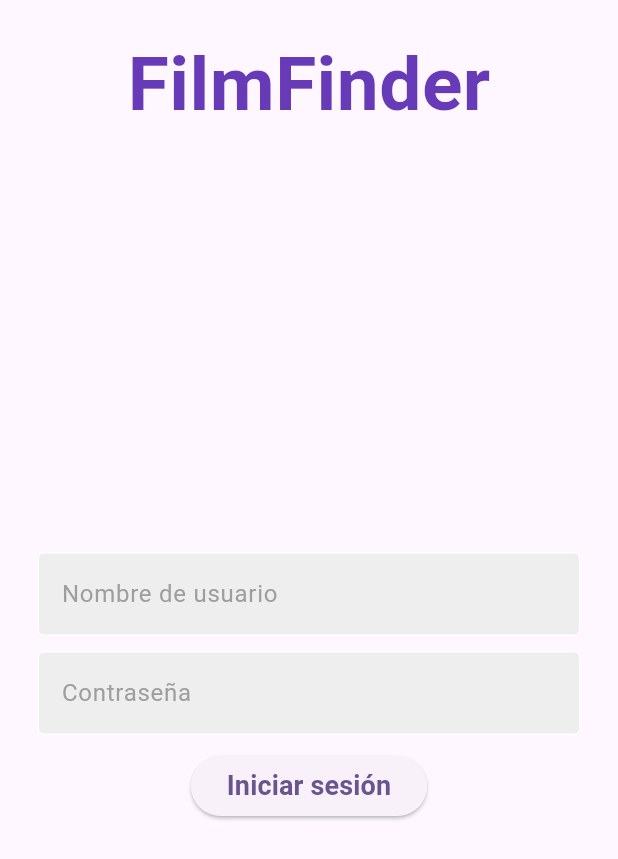
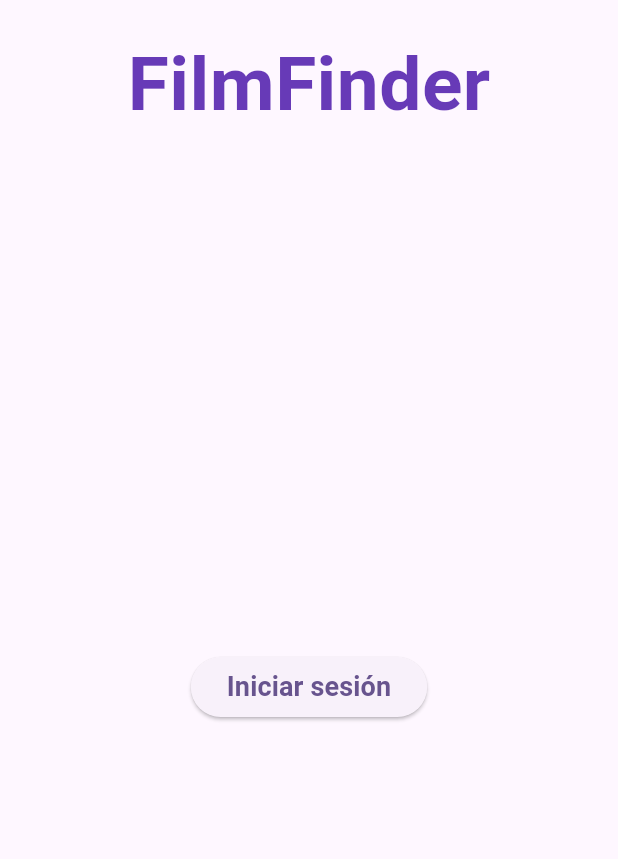
Before and after one commit to UNIZAR-30248-2024-FilmFinder/Film-Finder, a Flutter app: the screen it shows after launch, on a phone screen of 412 x 824 dp. Shown: the top 859 px of the screen. Run offline on Flutter 3.47's test engine with Material 3 defaults, Android fonts, the phone set to English and light mode, and no system bars; our stand-ins replace carousel_slider, flip_card, fluttertoast, google_nav_bar.

Commit message:
Revert "autenticacion y login (falta logout)"
This reverts commit 1e5017cdfc5990046ecafa3b26ed42b21ca772e3.

```diff
--- a/lib/pages/auth_page.dart
+++ /dev/null
@@ -1,24 +0,0 @@
-import 'package:film_finder/pages/login_screen.dart';
-import 'package:film_finder/pages/principal_screen.dart';
-import 'package:flutter/material.dart';
-import 'package:firebase_auth/firebase_auth.dart';
-
-class AuthPage extends StatelessWidget{
-  const AuthPage({super.key});
-
-  @override
-  Widget build(BuildContext context) {
-    return Scaffold(
-      body: StreamBuilder<User?>(
-        stream: FirebaseAuth.instance.authStateChanges(),
-        builder: (context, snapshot){
-          if(snapshot.hasData){
-            return PrincipalScreen();
-          } else {
-            return LogIn();
-          }
-        },
-      ),
-    );
-  }
-}
--- a/lib/pages/login_screen.dart
+++ b/lib/pages/login_screen.dart
@@ -1,21 +1,8 @@
-import 'package:film_finder/main.dart';
-import 'package:film_finder/widgets/text_field.dart';
-import 'package:firebase_auth/firebase_auth.dart';
 import 'package:flutter/material.dart';
 import 'package:film_finder/pages/principal_screen.dart';
 
 class LogIn extends StatelessWidget {
-  LogIn({super.key});
-
-  final usernameController = TextEditingController();
-  final passwordController = TextEditingController();
-
-  void signUser() async{
-    await FirebaseAuth.instance.signInWithEmailAndPassword(
-      email: usernameController.text,
-      password: passwordController.text
-    );
-  }
+  const LogIn({super.key});
 
   @override
   Widget build(BuildContext context) {
@@ -38,25 +25,14 @@ class LogIn extends StatelessWidget {
             ),
           ),
           const Spacer(),
-
-          MyTextField(
-            controller: usernameController,
-            hintText: 'Nombre de usuario',
-            obscureText: false,
-          ),
-
-          const SizedBox(height: 10),
-
-          MyTextField(
-            controller: passwordController,
-            hintText: 'Contraseña',
-            obscureText: true,
-          ),
-
-          const SizedBox(height: 10),
-
           ElevatedButton(
-            onPressed: signUser,
+            onPressed: () {
+              Navigator.push(
+                context,
+                MaterialPageRoute(
+                    builder: (context) => const PrincipalScreen()),
+              );
+            },
             child: const Text(
               'Iniciar sesión',
               style: TextStyle(
--- a/lib/widgets/text_field.dart
+++ /dev/null
@@ -1,36 +0,0 @@
-import 'package:flutter/material.dart';
-
-class MyTextField extends StatelessWidget {
-  final controller;
-  final String hintText;
-  final bool obscureText;
-
-  const MyTextField({
-    super.key,
-    required this.controller,
-    required this.hintText,
-    required this.obscureText,
-  });
-
-  @override
-  Widget build(BuildContext context) {
-    return Padding(
-      padding: const EdgeInsets.symmetric(horizontal: 25.0),
-      child: TextField(
-        controller: controller,
-        obscureText: obscureText,
-        decoration: InputDecoration(
-            enabledBorder: const OutlineInputBorder(
-              borderSide: BorderSide(color: Colors.white),
-            ),
-            focusedBorder: OutlineInputBorder(
-              borderSide: BorderSide(color: Colors.grey.shade400),
-            ),
-            fillColor: Colors.grey.shade200,
-            filled: true,
-            hintText: hintText,
-            hintStyle: TextStyle(color: Colors.grey[500])),
-      ),
-    );
-  }
-}
--- a/pubspec.yaml
+++ b/pubspec.yaml
@@ -36,8 +36,6 @@ dependencies:
   # Use with the CupertinoIcons class for iOS style icons.
   cupertino_icons: ^1.0.6
   carousel_slider: ^5.0.0
-  firebase_core: ^3.6.0
-  firebase_auth: ^5.3.1
 
 dev_dependencies:
   flutter_test:
```
Also changed, not shown: lib/main.dart (+2 -9 lines), firebase.json (deleted), lib/firebase_options.dart (deleted), pubspec.lock, 6 other files.
